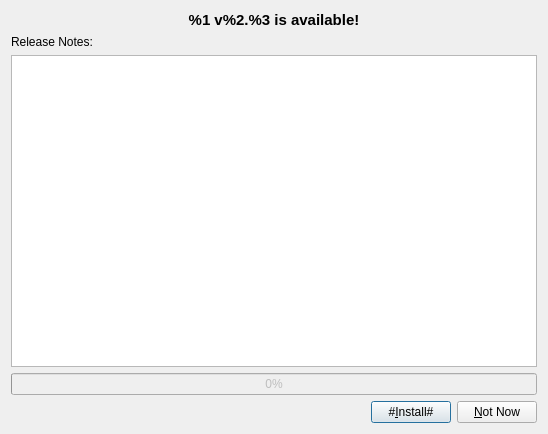
This is Beeftext/Update/UpdateDialog.ui in xmichelo/Beeftext as Qt 5 draws it before an edit. The edited form follows.
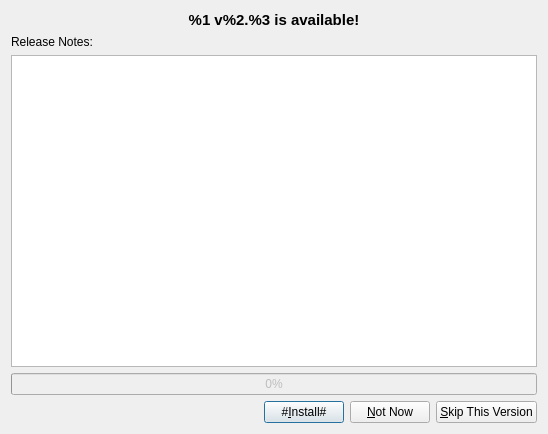
This is the edited form.

Commit message: Added 'Skip this version' button.

The edit to the form file:
```diff
--- a/Beeftext/Update/UpdateDialog.ui
+++ b/Beeftext/Update/UpdateDialog.ui
@@ -89,6 +89,13 @@
        </property>
       </widget>
      </item>
+     <item>
+      <widget class="QPushButton" name="buttonSkip">
+       <property name="text">
+        <string>&amp;Skip This Version</string>
+       </property>
+      </widget>
+     </item>
     </layout>
    </item>
   </layout>
```
Left out of the diff: 38 changed lines with no effect on the pictures. The commit also changes 2 other files.
